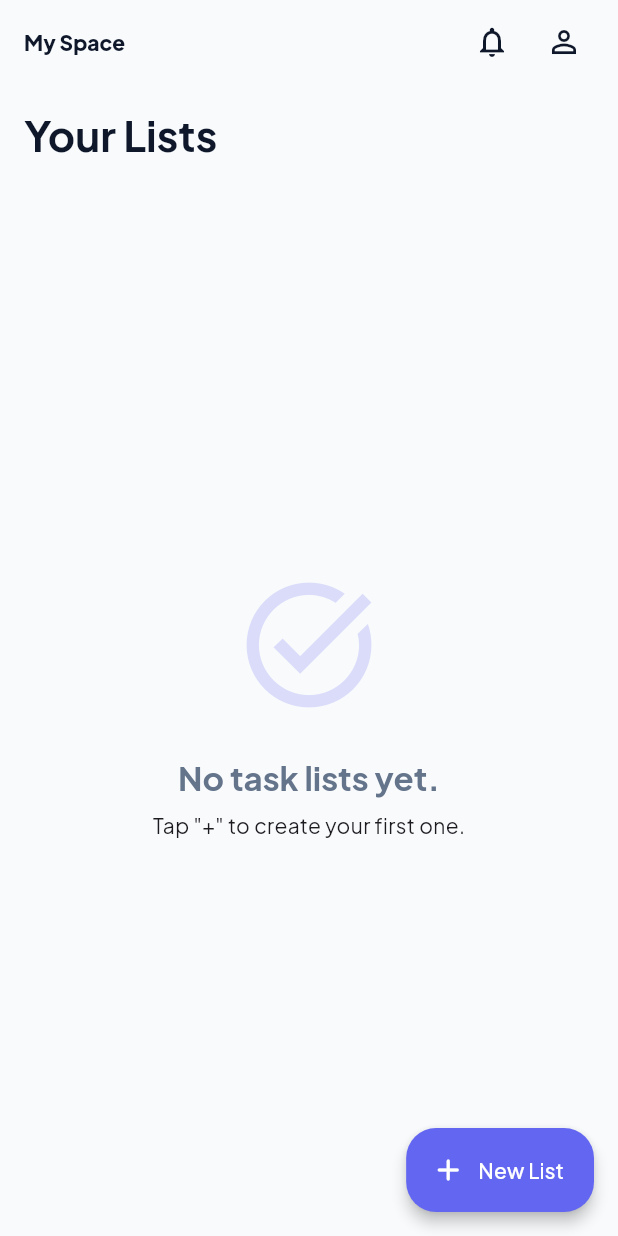
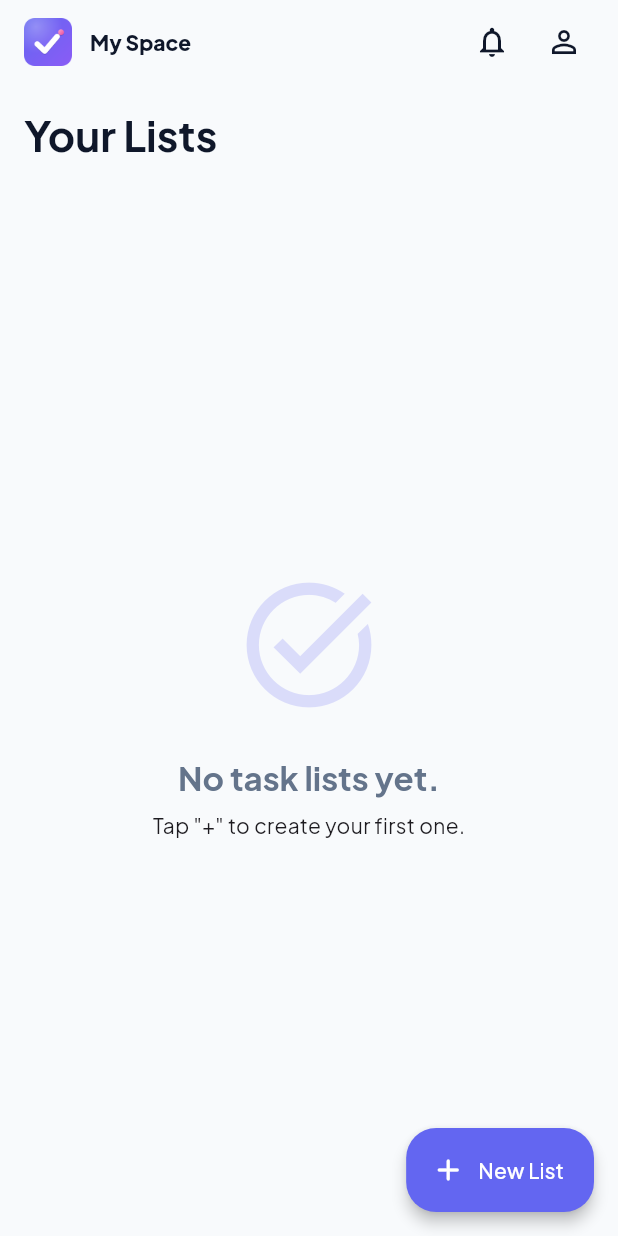
Before and after one commit to firassobaid/must_do_flutter, a Flutter app: the screen it shows once a user with an empty profile is signed in, on a phone screen of 412 x 824 dp. Run offline on Flutter 3.47's test engine with Material 3 defaults, Android fonts, the phone set to English and light mode, and no system bars; drawn by our look-alikes of flutter_animate; our stand-ins replace cached_network_image, cloud_firestore, connectivity_plus, firebase_auth, firebase_core, firebase_messaging and 7 more; accounts and stored records are empty; generated files the repository leaves out were written again.

Commit message:
feat: app logo, launcher icons, native sharing, and sync/UX fixes
- Add Must Do logo (SVG masters + PNGs) and generate launcher icons for
  Android (adaptive + monochrome), iOS, web, Windows, macOS; show logo
  in the home app bar
- Fix whole-list flash after drag-and-drop reorder: stagger entrance via
  Animate.delay so item duration no longer changes with index; migrate
  deprecated onReorder to onReorderItem (drops manual index fixup)
- Fix broken profile page: stream the user doc (cache-tolerant) instead
  of one-shot server get(), with Firebase Auth fallback when missing
- Add native share sheet (share_plus) for task lists; keep collaborator
  invites under a separate person-add action
- Normalize invitation emails to lowercase on send and query
- Add firestore.rules matching the memberships data model and register
  it in firebase.json

Co-Authored-By: Claude Fable 5 <noreply@anthropic.com>

```diff
--- a/lib/features/authentication/domain/repositories/auth_repository.dart
+++ b/lib/features/authentication/domain/repositories/auth_repository.dart
@@ -14,6 +14,8 @@ abstract class AuthRepository {
 
   Future<UserModel?> getCurrentUserDoc(String uid);
 
+  Stream<UserModel?> watchUserDoc(String uid);
+
   Future<void> createUserDoc(UserModel user);
 
   Future<void> updateUserDoc(UserModel user);
--- a/lib/features/sharing/presentation/controllers/invitation_controller.dart
+++ b/lib/features/sharing/presentation/controllers/invitation_controller.dart
@@ -20,7 +20,7 @@ class InvitationController extends _$InvitationController {
 
     if (user == null || user.email == null) return Stream.value([]);
 
-    return ref.watch(sharingRepositoryProvider).watchPendingInvitations(user.email!);
+    return ref.watch(sharingRepositoryProvider).watchPendingInvitations(user.email!.toLowerCase());
   }
 
   Future<void> acceptInvitation(InvitationModel invitation) async {
--- a/lib/features/sharing/presentation/controllers/share_controller.dart
+++ b/lib/features/sharing/presentation/controllers/share_controller.dart
@@ -25,7 +25,9 @@ class ShareController extends _$ShareController {
         id: const Uuid().v4(),
         senderId: user.uid,
         senderName: user.displayName ?? 'Someone',
-        receiverEmail: receiverEmail,
+        // Normalized so the receiver's query (also lowercased) matches
+        // regardless of how the sender typed it.
+        receiverEmail: receiverEmail.trim().toLowerCase(),
         listId: listId,
         listTitle: listTitle,
         createdAt: DateTime.now(),
--- a/lib/features/tasks/presentation/screens/home_screen.dart
+++ b/lib/features/tasks/presentation/screens/home_screen.dart
@@ -22,7 +22,18 @@ class HomeScreen extends ConsumerWidget {
     return Scaffold(
       backgroundColor: Theme.of(context).scaffoldBackgroundColor,
       appBar: AppBar(
-        title: const Text('My Space'),
+        title: Row(
+          mainAxisSize: MainAxisSize.min,
+          children: [
+            Image.asset(
+              'assets/branding/logo.png',
+              width: 32,
+              height: 32,
+            ),
+            const SizedBox(width: AppSpacing.s),
+            const Text('My Space'),
+          ],
+        ),
         actions: [
           Consumer(
             builder: (context, ref, child) {
@@ -74,9 +85,9 @@ class HomeScreen extends ConsumerWidget {
                 return ReorderableListView.builder(
                   padding: const EdgeInsets.only(bottom: 100),
                   itemCount: lists.length,
-                  onReorder: (oldIndex, newIndex) {
+                  onReorderItem: (fromIndex, toIndex) {
                     HapticsUtil.medium();
-                    ref.read(taskListControllerProvider.notifier).reorder(oldIndex, newIndex);
+                    ref.read(taskListControllerProvider.notifier).reorder(fromIndex, toIndex);
                   },
                   proxyDecorator: (child, index, animation) {
                     return AnimatedBuilder(
@@ -107,7 +118,15 @@ class HomeScreen extends ConsumerWidget {
                         HapticsUtil.light();
                         context.push('/list/${list.id}');
                       },
-                    ).animate(key: ValueKey(list.id)).fadeIn(delay: (index * 50).ms).slideX(begin: 0.05, end: 0);
+                    )
+                        // Stagger via Animate.delay (not the effect's delay): the
+                        // effect delay is part of the animation's total duration, and
+                        // flutter_animate replays from scratch whenever that duration
+                        // changes — which happens for every shifted item after a
+                        // reorder, flashing the whole list.
+                        .animate(key: ValueKey(list.id), delay: (index * 50).ms)
+                        .fadeIn()
+                        .slideX(begin: 0.05, end: 0);
                   },
                 );
               },
```
Also changed, not shown: lib/features/authentication/data/repositories/auth_repository_impl.dart (+7 -0 lines), lib/features/profile/presentation/controllers/profile_controller.dart (+19 -8 lines), lib/features/tasks/presentation/controllers/task_list_controller.dart (+5 -7 lines), lib/features/tasks/presentation/screens/task_list_detail_screen.dart (+37 -1 lines), pubspec.yaml (+26 -0 lines), assets/branding/logo.png (added), assets/branding/logo.svg (added), assets/branding/logo_background.svg (added), assets/branding/logo_foreground.svg (added), assets/branding/logo_monochrome.svg (added), assets/icon/app_icon.png (added), assets/icon/app_icon_background.png (added), assets/icon/app_icon_foreground.png (added), assets/icon/app_icon_monochrome.png (added), 4 more files, 65 other files.
